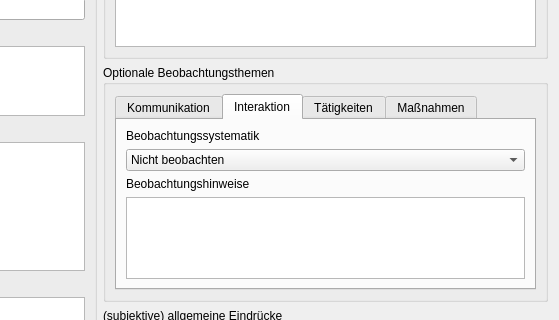
First picture: the form in app/res/GUI/NewFileDialog.ui, repository NikFri94/observation_guid_generataor, before the edit; both pictures show x 360 to 919 and y 140 to 460 of the 919 by 694 pixel window.
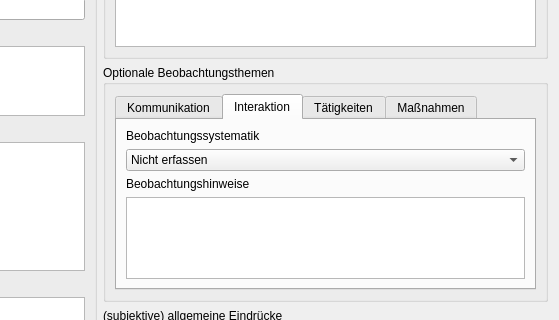
Second picture: the form after the edit. The open tabs and pages were chosen to show the change.

Commit message: + Added capturing and validation of the New File dialog data in the OnApply event handler

The edit to the form file:
```diff
--- a/app/res/GUI/NewFileDialog.ui
+++ b/app/res/GUI/NewFileDialog.ui
@@ -320,7 +320,7 @@
                <widget class="QComboBox" name="cbInteractionSystematic">
                 <item>
                  <property name="text">
-                  <string>Nicht beobachten</string>
+                  <string>Nicht erfassen</string>
                  </property>
                 </item>
                 <item>
```
Left out of the diff: 4 changed lines with no effect on the pictures. The commit also changes 6 other files.
